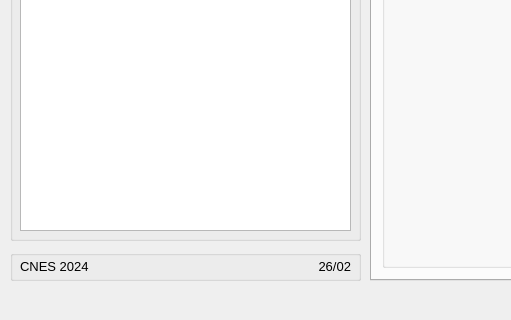
This is ui/window.ui in LanceryH/CNES-LP-VB5E as Qt 5 draws it before an edit; both pictures show x 0 to 511 and y 450 to 770 of the 1118 by 770 pixel window. The edited form follows.
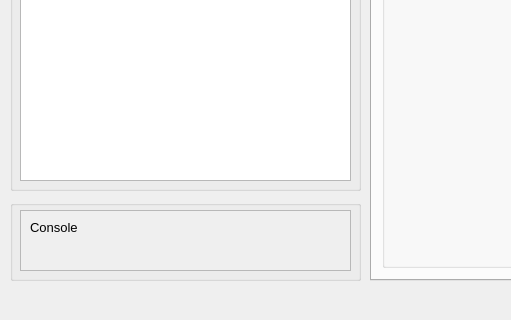
This is the edited form.

Patch:
```diff
--- a/ui/window.ui
+++ b/ui/window.ui
@@ -253,45 +253,48 @@
     <property name="geometry">
      <rect>
       <x>10</x>
-      <y>680</y>
+      <y>630</y>
       <width>351</width>
-      <height>31</height>
+      <height>81</height>
      </rect>
     </property>
     <property name="title">
      <string/>
     </property>
-    <widget class="QLabel" name="label_9">
+    <widget class="QScrollArea" name="scrollArea">
      <property name="geometry">
       <rect>
        <x>10</x>
-       <y>6</y>
-       <width>71</width>
-       <height>20</height>
+       <y>10</y>
+       <width>331</width>
+       <height>61</height>
       </rect>
      </property>
-     <property name="text">
-      <string>CNES 2024</string>
+     <property name="widgetResizable">
+      <bool>true</bool>
      </property>
-    </widget>
-    <widget class="QLabel" name="label_10">
-     <property name="geometry">
-      <rect>
-       <x>250</x>
-       <y>6</y>
-       <width>91</width>
-       <height>20</height>
-      </rect>
-     </property>
-     <property name="layoutDirection">
-      <enum>Qt::LeftToRight</enum>
-     </property>
-     <property name="text">
-      <string>26/02</string>
-     </property>
-     <property name="alignment">
-      <set>Qt::AlignRight|Qt::AlignTrailing|Qt::AlignVCenter</set>
-     </property>
+     <widget class="QWidget" name="scrollAreaWidgetContents">
+      <property name="geometry">
+       <rect>
+        <x>0</x>
+        <y>0</y>
+        <width>329</width>
+        <height>59</height>
+       </rect>
+      </property>
+      <layout class="QHBoxLayout" name="horizontalLayout">
+       <item>
+        <widget class="QLabel" name="label_9">
+         <property name="text">
+          <string>Console</string>
+         </property>
+         <property name="alignment">
+          <set>Qt::AlignLeading|Qt::AlignLeft|Qt::AlignTop</set>
+         </property>
+        </widget>
+       </item>
+      </layout>
+     </widget>
     </widget>
    </widget>
    <widget class="QGroupBox" name="groupBox_2">
@@ -300,7 +303,7 @@
       <x>10</x>
       <y>140</y>
       <width>351</width>
-      <height>531</height>
+      <height>481</height>
      </rect>
     </property>
     <property name="title">
@@ -312,7 +315,7 @@
        <x>10</x>
        <y>10</y>
        <width>331</width>
-       <height>511</height>
+       <height>461</height>
       </rect>
      </property>
      <property name="maximumSize">
@@ -575,7 +578,7 @@
        <x>10</x>
        <y>10</y>
        <width>331</width>
-       <height>511</height>
+       <height>461</height>
       </rect>
      </property>
      <property name="sizePolicy">
@@ -1528,7 +1531,7 @@
        <x>10</x>
        <y>10</y>
        <width>331</width>
-       <height>511</height>
+       <height>461</height>
       </rect>
      </property>
      <column>
```
Left out of the diff: 18 changed lines with no effect on the pictures.
